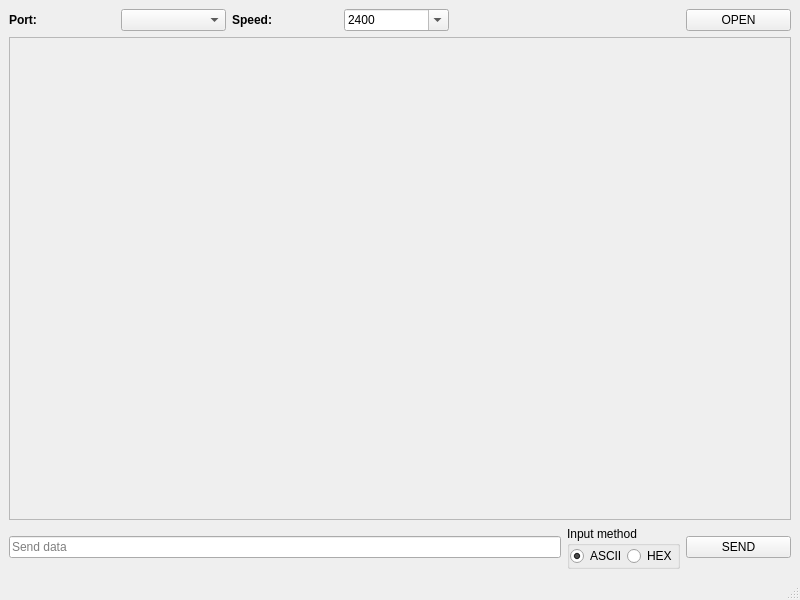
Before: the Qt Designer form src/mainwindow.ui in DrSmyrke/Serial-Terminal, drawn with Qt 5.
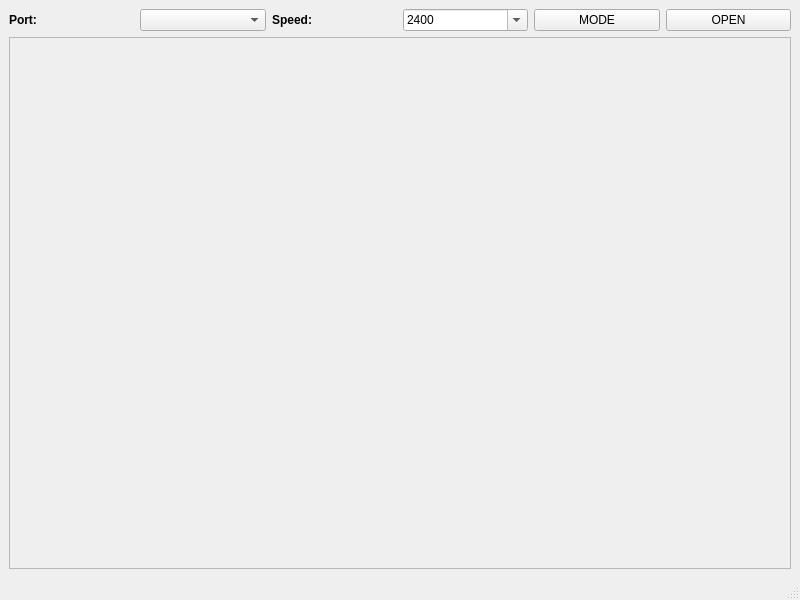
After: the same form once the commit is applied.

Commit message: Fixex Console Widget

The edit to the form file:
```diff
--- a/src/mainwindow.ui
+++ b/src/mainwindow.ui
@@ -15,64 +15,6 @@
   </property>
   <widget class="QWidget" name="centralwidget">
    <layout class="QGridLayout" name="gridLayout">
-    <item row="0" column="0">
-     <widget class="QLabel" name="label">
-      <property name="text">
-       <string>&lt;b&gt;Port:&lt;/b&gt;</string>
-      </property>
-     </widget>
-    </item>
-    <item row="2" column="5">
-     <widget class="QGroupBox" name="groupBox">
-      <property name="title">
-       <string>Input method</string>
-      </property>
-      <layout class="QHBoxLayout" name="horizontalLayout">
-       <property name="spacing">
-        <number>0</number>
-       </property>
-       <property name="leftMargin">
-        <number>0</number>
-       </property>
-       <property name="topMargin">
-        <number>0</number>
-       </property>
-       <property name="rightMargin">
-        <number>0</number>
-       </property>
-       <property name="bottomMargin">
-        <number>0</number>
-       </property>
-       <item>
-        <widget class="QRadioButton" name="inputModeAscii">
-         <property name="text">
-          <string>ASCII</string>
-         </property>
-         <property name="checked">
-          <bool>true</bool>
-         </property>
-        </widget>
-       </item>
-       <item>
-        <widget class="QRadioButton" name="inputModeHex">
-         <property name="text">
-          <string>HEX</string>
-         </property>
-         <property name="checked">
-          <bool>false</bool>
-         </property>
-        </widget>
-       </item>
-      </layout>
-     </widget>
-    </item>
-    <item row="2" column="6">
-     <widget class="QPushButton" name="sendB">
-      <property name="text">
-       <string>SEND</string>
-      </property>
-     </widget>
-    </item>
     <item row="0" column="1">
      <widget class="QComboBox" name="portBox">
       <property name="editable">
@@ -80,61 +22,7 @@
       </property>
      </widget>
     </item>
-    <item row="0" column="2">
-     <widget class="QLabel" name="label_2">
-      <property name="text">
-       <string>&lt;b&gt;Speed:&lt;/b&gt;</string>
-      </property>
-     </widget>
-    </item>
-    <item row="0" column="3">
-     <widget class="QComboBox" name="speedBox">
-      <property name="editable">
-       <bool>true</bool>
-      </property>
-      <item>
-       <property name="text">
-        <string>2400</string>
-       </property>
-      </item>
-      <item>
-       <property name="text">
-        <string>9600</string>
-       </property>
-      </item>
-      <item>
-       <property name="text">
-        <string>19200</string>
-       </property>
-      </item>
-      <item>
-       <property name="text">
-        <string>115200</string>
-       </property>
-      </item>
-     </widget>
-    </item>
-    <item row="0" column="6">
-     <widget class="QPushButton" name="connectB">
-      <property name="text">
-       <string>OPEN</string>
-      </property>
-      <property name="checkable">
-       <bool>false</bool>
-      </property>
-      <property name="flat">
-       <bool>false</bool>
-      </property>
-     </widget>
-    </item>
-    <item row="2" column="0" colspan="5">
-     <widget class="QLineEdit" name="messLine">
-      <property name="placeholderText">
-       <string>Send data</string>
-      </property>
-     </widget>
-    </item>
-    <item row="1" column="0" colspan="7">
+    <item row="3" column="0" colspan="6">
      <widget class="QScrollArea" name="scrollArea">
       <property name="widgetResizable">
        <bool>true</bool>
@@ -145,13 +33,80 @@
          <x>0</x>
          <y>0</y>
          <width>780</width>
-         <height>472</height>
+         <height>502</height>
         </rect>
        </property>
        <layout class="QVBoxLayout" name="verticalLayout"/>
       </widget>
      </widget>
     </item>
+    <item row="0" column="5">
+     <widget class="QPushButton" name="connectB">
+      <property name="text">
+       <string>OPEN</string>
+      </property>
+      <property name="checkable">
+       <bool>false</bool>
+      </property>
+      <property name="flat">
+       <bool>false</bool>
+      </property>
+     </widget>
+    </item>
+    <item row="0" column="2">
+     <widget class="QLabel" name="label_2">
+      <property name="text">
+       <string>&lt;b&gt;Speed:&lt;/b&gt;</string>
+      </property>
+     </widget>
+    </item>
+    <item row="0" column="4">
+     <widget class="QPushButton" name="modeB">
+      <property name="text">
+       <string>MODE</string>
+      </property>
+      <property name="checkable">
+       <bool>true</bool>
+      </property>
+      <property name="flat">
+       <bool>false</bool>
+      </property>
+     </widget>
+    </item>
+    <item row="0" column="0">
+     <widget class="QLabel" name="label">
+      <property name="text">
+       <string>&lt;b&gt;Port:&lt;/b&gt;</string>
+      </property>
+     </widget>
+    </item>
+    <item row="0" column="3">
+     <widget class="QComboBox" name="speedBox">
+      <property name="editable">
+       <bool>true</bool>
+      </property>
+      <item>
+       <property name="text">
+        <string>2400</string>
+       </property>
+      </item>
+      <item>
+       <property name="text">
+        <string>9600</string>
+       </property>
+      </item>
+      <item>
+       <property name="text">
+        <string>19200</string>
+       </property>
+      </item>
+      <item>
+       <property name="text">
+        <string>115200</string>
+       </property>
+      </item>
+     </widget>
+    </item>
    </layout>
   </widget>
   <widget class="QMenuBar" name="menubar">
```
Left out of the diff: 2 changed lines with no effect on the pictures. The commit also changes 7 other files.
